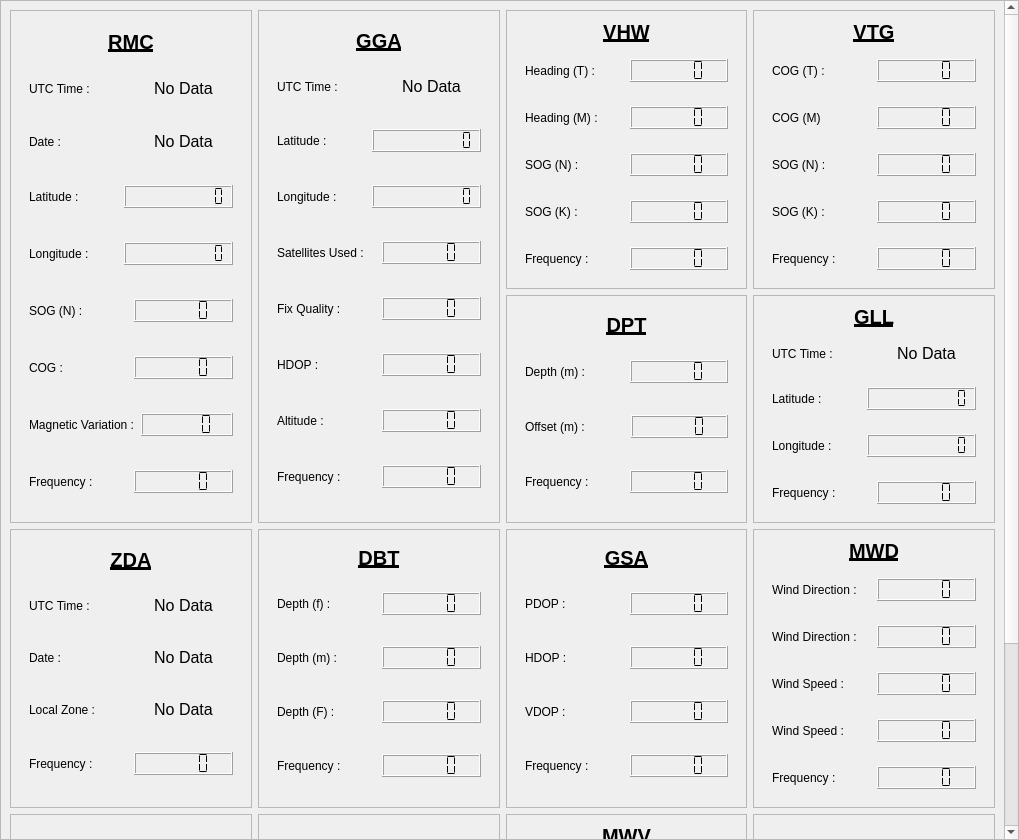
Kupofty/OpenSeaNav, file src/menu_bar/decoded_nmea/menubar_decodednmea.ui: the form before one commit.
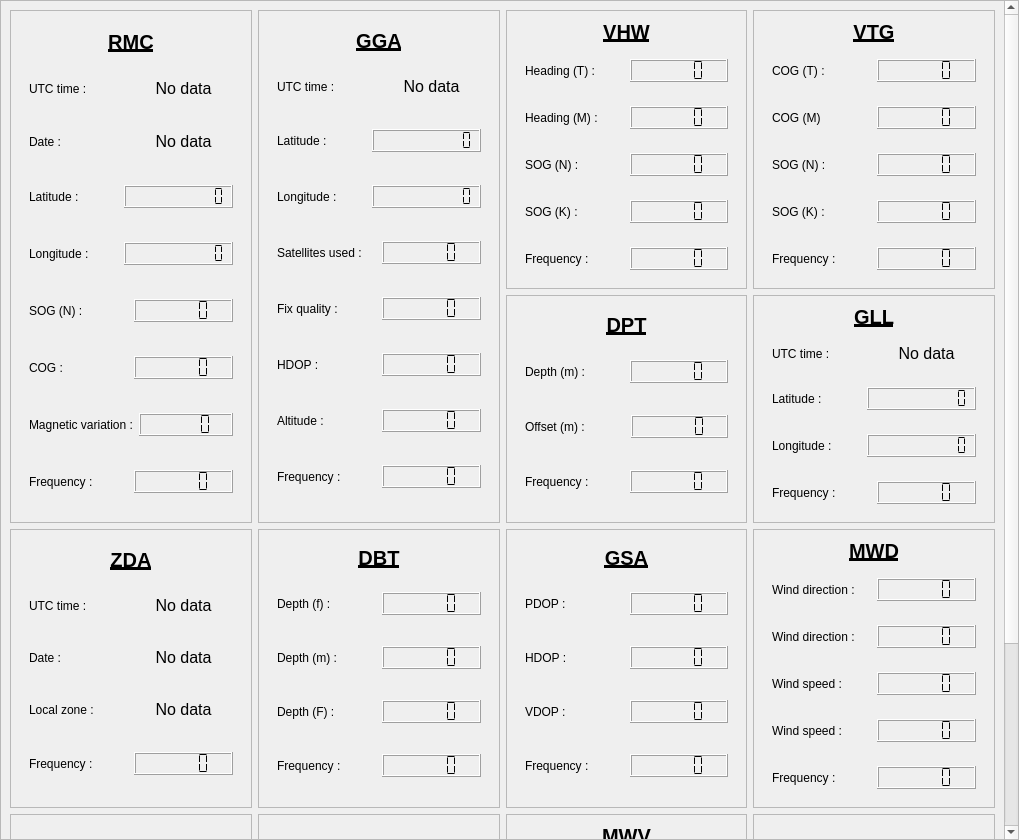
The form after the commit.

```diff
--- a/src/menu_bar/decoded_nmea/menubar_decodednmea.ui
+++ b/src/menu_bar/decoded_nmea/menubar_decodednmea.ui
@@ -35,7 +35,7 @@
       <property name="geometry">
        <rect>
         <x>0</x>
-        <y>0</y>
+        <y>-272</y>
         <width>1003</width>
         <height>1110</height>
        </rect>
@@ -285,7 +285,7 @@
             <item>
              <widget class="QLabel" name="label_43">
               <property name="text">
-               <string>UTC Time :</string>
+               <string>UTC time :</string>
               </property>
              </widget>
             </item>
@@ -303,7 +303,7 @@
                </font>
               </property>
               <property name="text">
-               <string>No Data</string>
+               <string>No data</string>
               </property>
               <property name="alignment">
                <set>Qt::AlignmentFlag::AlignCenter</set>
@@ -350,7 +350,7 @@
                </font>
               </property>
               <property name="text">
-               <string>No Data</string>
+               <string>No data</string>
               </property>
               <property name="alignment">
                <set>Qt::AlignmentFlag::AlignCenter</set>
@@ -532,7 +532,7 @@
             <item>
              <widget class="QLabel" name="label_46">
               <property name="text">
-               <string>Magnetic Variation :</string>
+               <string>Magnetic variation :</string>
               </property>
               <property name="wordWrap">
                <bool>true</bool>
@@ -890,7 +890,7 @@
             <item>
              <widget class="QLabel" name="label_60">
               <property name="text">
-               <string>UTC Time :</string>
+               <string>UTC time :</string>
               </property>
              </widget>
             </item>
@@ -908,7 +908,7 @@
                </font>
               </property>
               <property name="text">
-               <string>No Data</string>
+               <string>No data</string>
               </property>
               <property name="alignment">
                <set>Qt::AlignmentFlag::AlignCenter</set>
@@ -955,7 +955,7 @@
                </font>
               </property>
               <property name="text">
-               <string>No Data</string>
+               <string>No data</string>
               </property>
               <property name="alignment">
                <set>Qt::AlignmentFlag::AlignCenter</set>
@@ -981,7 +981,7 @@
             <item>
              <widget class="QLabel" name="label_76">
               <property name="text">
-               <string>Local Zone :</string>
+               <string>Local zone :</string>
               </property>
               <property name="alignment">
                <set>Qt::AlignmentFlag::AlignLeading|Qt::AlignmentFlag::AlignLeft|Qt::AlignmentFlag::AlignVCenter</set>
@@ -1002,7 +1002,7 @@
                </font>
               </property>
               <property name="text">
-               <string>No Data</string>
+               <string>No data</string>
               </property>
               <property name="alignment">
                <set>Qt::AlignmentFlag::AlignCenter</set>
@@ -1687,7 +1687,7 @@
             <item>
              <widget class="QLabel" name="label_50">
               <property name="text">
-               <string>UTC Time :</string>
+               <string>UTC time :</string>
               </property>
              </widget>
             </item>
@@ -1705,7 +1705,7 @@
                </font>
               </property>
               <property name="text">
-               <string>No Data</string>
+               <string>No data</string>
               </property>
               <property name="alignment">
                <set>Qt::AlignmentFlag::AlignCenter</set>
@@ -1809,7 +1809,7 @@
             <item>
              <widget class="QLabel" name="label_53">
               <property name="text">
-               <string>Satellites Used : </string>
+               <string>Satellites used : </string>
               </property>
              </widget>
             </item>
@@ -1848,7 +1848,7 @@
             <item>
              <widget class="QLabel" name="label_58">
               <property name="text">
-               <string>Fix Quality :</string>
+               <string>Fix quality :</string>
               </property>
              </widget>
             </item>
@@ -2042,7 +2042,7 @@
             <item>
              <widget class="QLabel" name="label_windDirectionUnit_mwd">
               <property name="text">
-               <string>Wind Direction :</string>
+               <string>Wind direction :</string>
               </property>
              </widget>
             </item>
@@ -2078,7 +2078,7 @@
             <item>
              <widget class="QLabel" name="label_windDirectionUnit_mwd_2">
               <property name="text">
-               <string>Wind Direction :</string>
+               <string>Wind direction :</string>
               </property>
              </widget>
             </item>
@@ -2114,7 +2114,7 @@
             <item>
              <widget class="QLabel" name="label_windSpeedUnit_mwd">
               <property name="text">
-               <string>Wind Speed :</string>
+               <string>Wind speed :</string>
               </property>
              </widget>
             </item>
@@ -2150,7 +2150,7 @@
             <item>
              <widget class="QLabel" name="label_windSpeedUnit_mwd_2">
               <property name="text">
-               <string>Wind Speed :</string>
+               <string>Wind speed :</string>
               </property>
              </widget>
             </item>
@@ -2427,7 +2427,7 @@
             <item>
              <widget class="QLabel" name="label_45">
               <property name="text">
-               <string>UTC Time :</string>
+               <string>UTC time :</string>
               </property>
              </widget>
             </item>
@@ -2445,7 +2445,7 @@
                </font>
               </property>
               <property name="text">
-               <string>No Data</string>
+               <string>No data</string>
               </property>
               <property name="alignment">
                <set>Qt::AlignmentFlag::AlignCenter</set>
```
Left out of the diff: 10 changed lines with no effect on the pictures.
